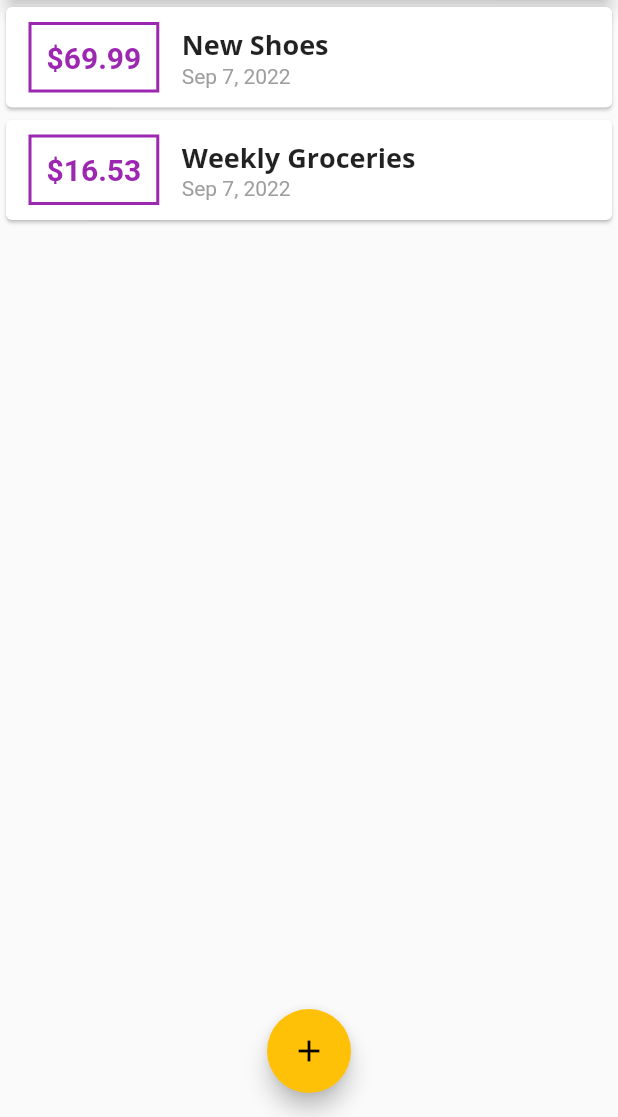
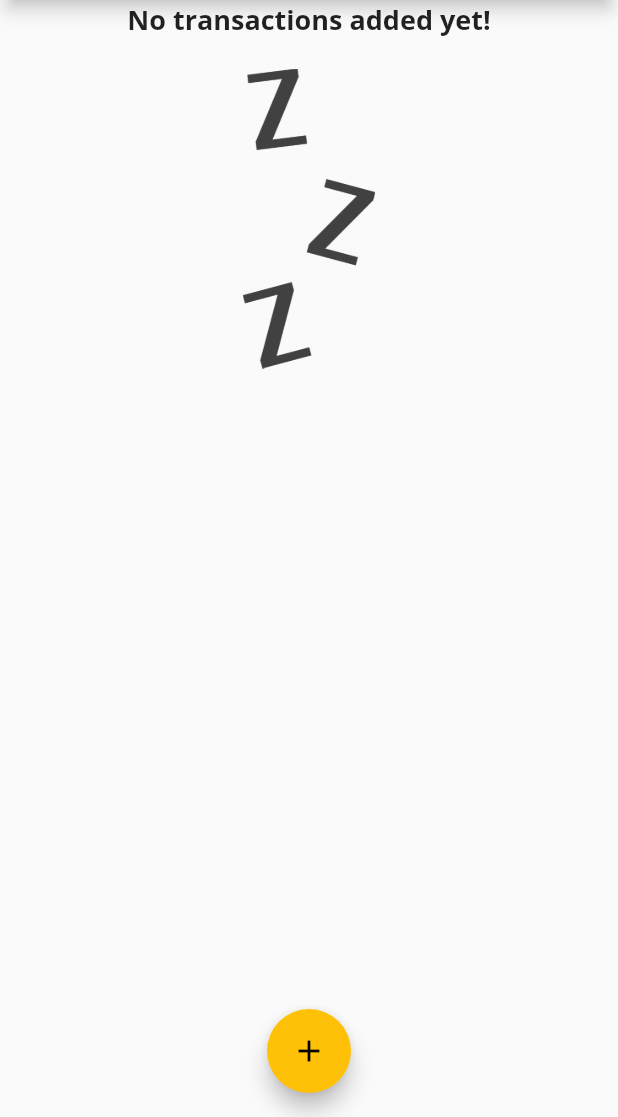
Before and after one commit to Hassaanhmd/personal_expenses_app, a Flutter app: the screen it shows after launch, on a phone screen of 412 x 824 dp, the part 119-1236 px from its top. Run offline on Flutter 3.47's test engine with Material 2 defaults, Android fonts, the phone set to English and light mode, and no system bars; Roboto replaces fonts that are missing (OpenSanse).

Commit message:
Added custom image for display when no transactions are found, transaction list rendering based on terenary expression

```diff
--- a/lib/main.dart
+++ b/lib/main.dart
@@ -48,18 +48,18 @@ class MyHomePage extends StatefulWidget {
 class _MyHomePageState extends State<MyHomePage> {
   // String titleInput;
   final List<Transaction> _userTransactions = [
-    Transaction(
-      id: 't1',
-      title: 'New Shoes',
-      amount: 69.99,
-      date: DateTime.now(),
-    ),
-    Transaction(
-      id: 't2',
-      title: 'Weekly Groceries',
-      amount: 16.53,
-      date: DateTime.now(),
-    ),
+    // Transaction(
+    //   id: 't1',
+    //   title: 'New Shoes',
+    //   amount: 69.99,
+    //   date: DateTime.now(),
+    // ),
+    // Transaction(
+    //   id: 't2',
+    //   title: 'Weekly Groceries',
+    //   amount: 16.53,
+    //   date: DateTime.now(),
+    // ),
   ];
 
   void _addNewTransaction(String txTitle, double txAmount) {
--- a/lib/widgets/transaction_list.dart
+++ b/lib/widgets/transaction_list.dart
@@ -12,7 +12,26 @@ class TransactionList extends StatelessWidget {
   Widget build(BuildContext context) {
     return Container(
       height: 300,
-      child: ListView.builder(
+      child: transactions.isEmpty
+          ? Column(
+              children: [
+                Text(
+                  'No transactions added yet!',
+                  style: Theme.of(context).textTheme.headline6,
+                ),
+                SizedBox(
+                  height: 20,
+                ),
+                Container(
+                  height: 200,
+                  child: Image.asset(
+                    'assets/images/waiting.png',
+                    fit: BoxFit.cover,
+                  ),
+                ),
+              ],
+            )
+          : ListView.builder(
               itemBuilder: (ctx, index) {
                 return Card(
                   child: Row(
--- a/pubspec.yaml
+++ b/pubspec.yaml
@@ -46,8 +46,8 @@ flutter:
   uses-material-design: true
 
   # To add assets to your application, add an assets section, like this:
-  # assets:
-  #   - images/a_dot_burr.jpeg
+  assets:
+    - assets/images/waiting.png
   #   - images/a_dot_ham.jpeg
 
   # An image asset can refer to one or more resolution-specific "variants", see
```
Also changed, not shown: assets/images/waiting.png (added). Lines whose indentation alone changed are shown as unchanged.
